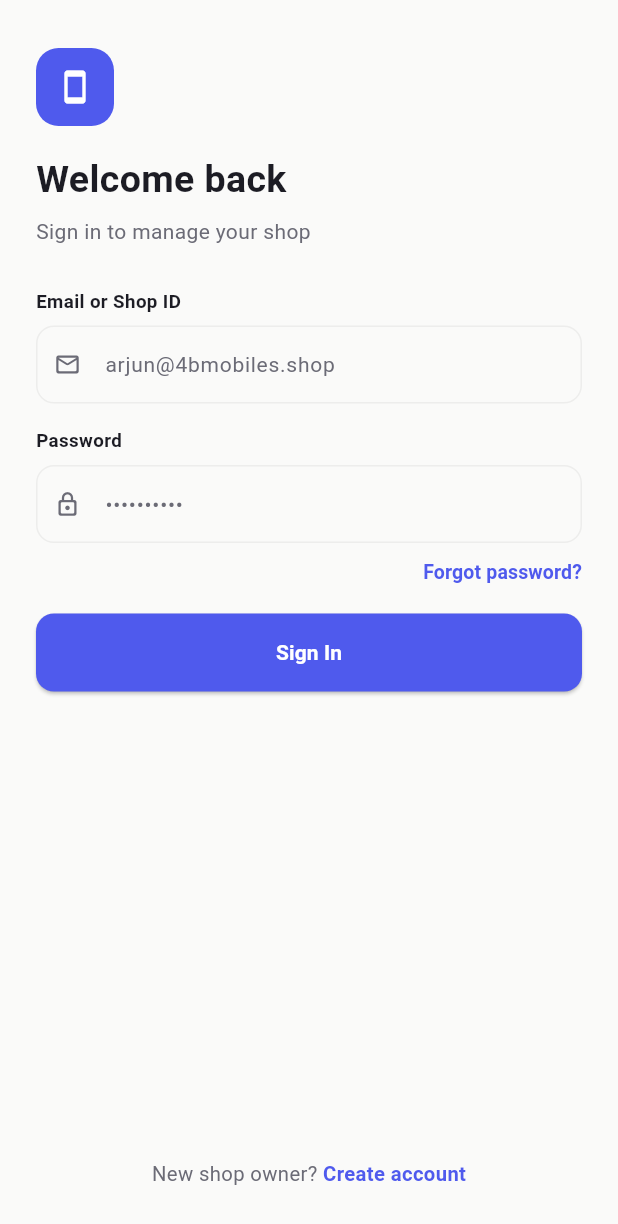
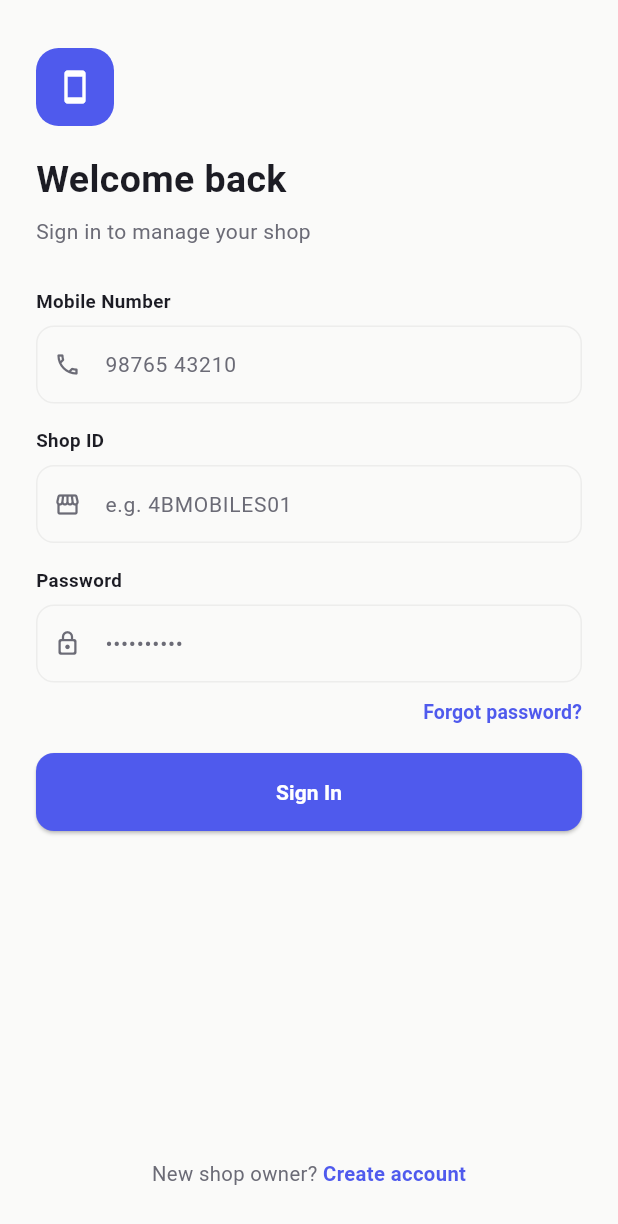
Before and after one commit to BIJEESH314400/mobileshop_application, a Flutter app: the screen it shows after launch, on a phone screen of 412 x 824 dp. Shown: the top 1224 px of the screen. Run offline on Flutter 3.47's test engine with Material 3 defaults, Android fonts, the phone set to English and light mode, and no system bars; our stand-ins replace equatable, firebase_core, flutter_bloc; accounts and stored records are empty.

Commit message:
design change login

```diff
--- a/lib/features/auth/bloc/login_bloc.dart
+++ b/lib/features/auth/bloc/login_bloc.dart
@@ -13,7 +13,7 @@ class LoginBloc extends Bloc<LoginEvent, LoginState> {
   }
 
   Future<void> _onSubmitted(LoginSubmitted event, Emitter<LoginState> emit) async {
-    final validationError = _validate(event.email, event.password);
+    final validationError = _validate(event.mobile, event.shopId, event.password);
     if (validationError != null) {
       emit(state.copyWith(errorMessage: validationError, isSuccess: false));
       return;
@@ -21,18 +21,29 @@ class LoginBloc extends Bloc<LoginEvent, LoginState> {
 
     emit(state.copyWith(isSubmitting: true, clearError: true));
 
-    // TODO: replace with a real auth API call.
+    // TODO: replace with a real Firebase Auth call. Firebase Auth's
+    // email/password provider needs an email-shaped identifier, so
+    // when this is wired up, build a synthetic one from these two
+    // fields instead of asking the user for a real email address,
+    // e.g.:
+    //   final syntheticEmail = '${event.mobile}@${event.shopId}.4bmobiles.app';
+    //   await FirebaseAuth.instance.signInWithEmailAndPassword(
+    //     email: syntheticEmail,
+    //     password: event.password,
+    //   );
     await Future.delayed(const Duration(milliseconds: 1200));
 
     emit(state.copyWith(isSubmitting: false, isSuccess: true));
   }
 
-  String? _validate(String email, String password) {
-    if (email.trim().isEmpty || password.isEmpty) {
-      return 'Please enter your email and password';
+  String? _validate(String mobile, String shopId, String password) {
+    final mobileTrimmed = mobile.trim();
+    final shopIdTrimmed = shopId.trim();
+    if (mobileTrimmed.isEmpty || shopIdTrimmed.isEmpty || password.isEmpty) {
+      return 'Please enter your mobile number, shop ID and password';
     }
-    if (!email.contains('@') || !email.contains('.')) {
-      return 'Enter a valid email address';
+    if (!RegExp(r'^[0-9]{10}$').hasMatch(mobileTrimmed)) {
+      return 'Enter a valid 10-digit mobile number';
     }
     return null;
   }
--- a/lib/features/auth/bloc/login_event.dart
+++ b/lib/features/auth/bloc/login_event.dart
@@ -13,12 +13,17 @@ sealed class LoginEvent extends Equatable {
 /// Fired when the user taps "Sign In". Carries the raw field values in
 /// with it — the Bloc never reaches into a TextEditingController itself,
 /// the View hands it everything it needs.
+///
+/// Login identifies an account by mobile number + shop ID (not email —
+/// most staff at a small shop have a phone but not necessarily an
+/// email they check), plus a password.
 class LoginSubmitted extends LoginEvent {
-  final String email;
+  final String mobile;
+  final String shopId;
   final String password;
 
-  const LoginSubmitted({required this.email, required this.password});
+  const LoginSubmitted({required this.mobile, required this.shopId, required this.password});
 
   @override
-  List<Object?> get props => [email, password];
+  List<Object?> get props => [mobile, shopId, password];
 }
--- a/lib/features/auth/view/login_screen.dart
+++ b/lib/features/auth/view/login_screen.dart
@@ -28,12 +28,14 @@ class _LoginView extends StatefulWidget {
 }
 
 class _LoginViewState extends State<_LoginView> {
-  final _emailController = TextEditingController();
+  final _mobileController = TextEditingController();
+  final _shopIdController = TextEditingController();
   final _passwordController = TextEditingController();
 
   @override
   void dispose() {
-    _emailController.dispose();
+    _mobileController.dispose();
+    _shopIdController.dispose();
     _passwordController.dispose();
     super.dispose();
   }
@@ -102,10 +104,20 @@ class _LoginViewState extends State<_LoginView> {
                   const SizedBox(height: 28),
                   _LabeledField(
                     palette: p,
-                    label: 'Email or Shop ID',
-                    controller: _emailController,
-                    icon: Icons.mail_outline_rounded,
-                    hintText: 'arjun@4bmobiles.shop',
+                    label: 'Mobile Number',
+                    controller: _mobileController,
+                    icon: Icons.call_outlined,
+                    hintText: '98765 43210',
+                    keyboardType: TextInputType.phone,
+                    maxLength: 10,
+                  ),
+                  const SizedBox(height: 16),
+                  _LabeledField(
+                    palette: p,
+                    label: 'Shop ID',
+                    controller: _shopIdController,
+                    icon: Icons.storefront_outlined,
+                    hintText: 'e.g. 4BMOBILES01',
                   ),
                   const SizedBox(height: 16),
                   _LabeledField(
@@ -152,7 +164,8 @@ class _LoginViewState extends State<_LoginView> {
                           // dispatch an Event with `.add(...)`.
                           : () => context.read<LoginBloc>().add(
                                 LoginSubmitted(
-                                  email: _emailController.text,
+                                  mobile: _mobileController.text.trim(),
+                                  shopId: _shopIdController.text.trim(),
                                   password: _passwordController.text,
                                 ),
                               ),
@@ -206,6 +219,8 @@ class _LabeledField extends StatelessWidget {
   final IconData? icon;
   final String? hintText;
   final bool obscureText;
+  final TextInputType? keyboardType;
+  final int? maxLength;
 
   const _LabeledField({
     required this.palette,
@@ -214,6 +229,8 @@ class _LabeledField extends StatelessWidget {
     this.icon,
     this.hintText,
     this.obscureText = false,
+    this.keyboardType,
+    this.maxLength,
   });
 
   @override
@@ -226,6 +243,8 @@ class _LabeledField extends StatelessWidget {
         TextField(
           controller: controller,
           obscureText: obscureText,
+          keyboardType: keyboardType,
+          maxLength: maxLength,
           style: TextStyle(color: palette.textPrimary),
           decoration: InputDecoration(
             filled: true,
@@ -235,6 +254,11 @@ class _LabeledField extends StatelessWidget {
             prefixIcon: icon == null ? null : Icon(icon, size: 18, color: palette.textSecondary),
             prefixIconConstraints: const BoxConstraints(minWidth: 42, minHeight: 20),
             contentPadding: const EdgeInsets.symmetric(horizontal: 14, vertical: 14),
+            // maxLength defaults to showing a "n/10" counter under the
+            // field — fine for the mobile number field, but this hides
+            // it for every field so Password/Shop ID (no maxLength set)
+            // don't get an empty gap, and Mobile Number stays clean too.
+            counterText: '',
             border: OutlineInputBorder(borderRadius: BorderRadius.circular(12), borderSide: BorderSide(color: palette.border)),
             enabledBorder: OutlineInputBorder(borderRadius: BorderRadius.circular(12), borderSide: BorderSide(color: palette.border)),
             focusedBorder: OutlineInputBorder(borderRadius: BorderRadius.circular(12), borderSide: const BorderSide(color: AppColors.accent)),
```
